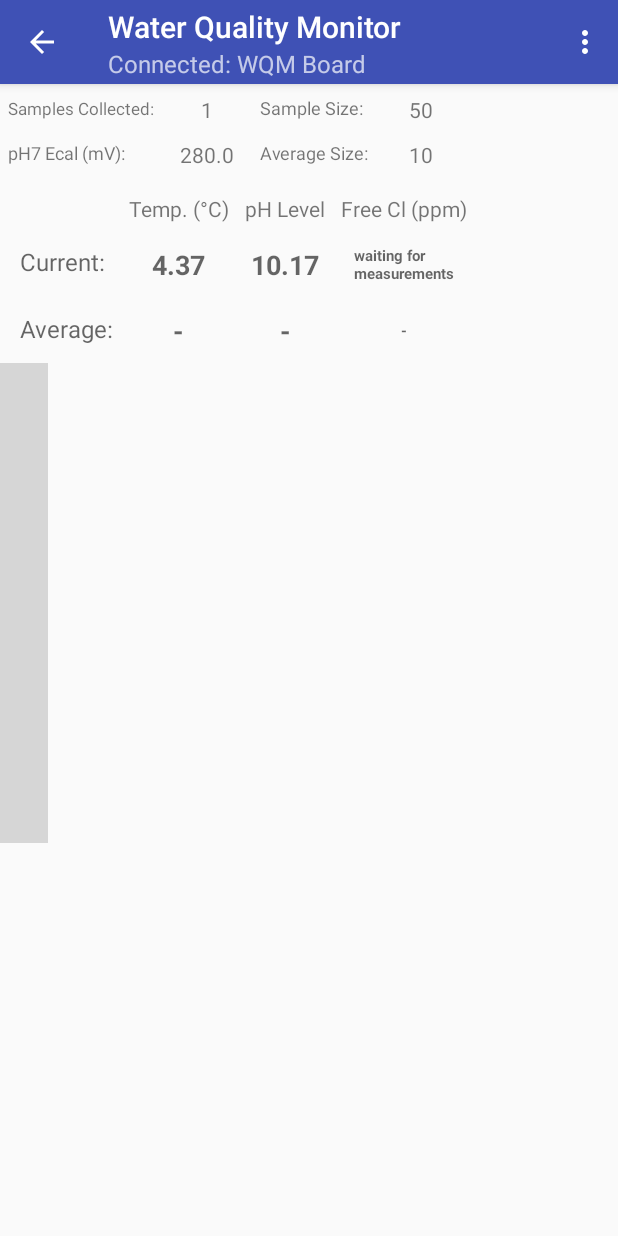
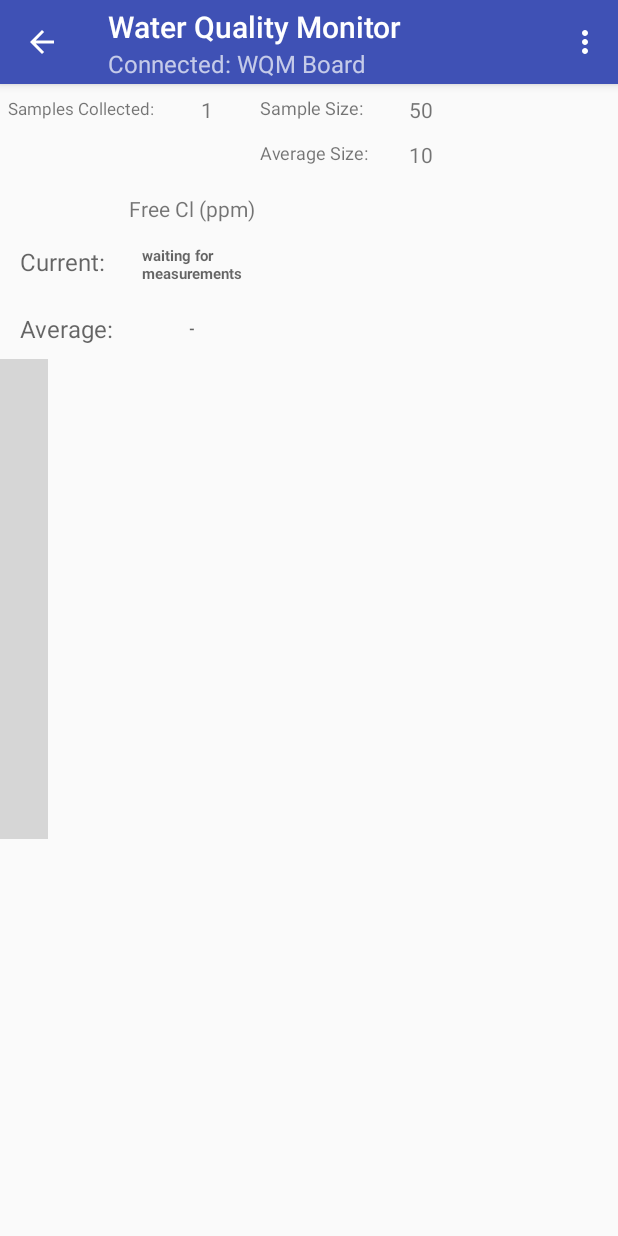
Before and after one commit to siddij3/WQMCombinedML, an Android app: the MeasurementActivity screen opened directly, with no data from a screen before it, in the options menu, after a tap on "Clear Data", on a phone screen of 412 x 824 dp. Run offline under Robolectric (Android 15) with nearby library versions, the phone set to English and light mode, and no system bars; libraries missing offline, so code that uses them is left out: com.androidplot.xy, org.apache.commons; plain views replace XYPlot; 34 statements that could not run were skipped; grey boxes are pictures that could not be loaded.

Commit message:
Feb 26 - Cl only version

```diff
--- a/app/src/main/java/ca/mcmaster/waterqualitymonitorsuite/MeasData.java
+++ b/app/src/main/java/ca/mcmaster/waterqualitymonitorsuite/MeasData.java
@@ -220,7 +220,7 @@ class MeasData {
         //Cl_Cal_lvl = level (in ppm) when f_i is 0
         //Cl_Sens = current / ppm slope
 
-        k = 0.57;
+        k = 1.0;
         f_i = i - Cl_Cal_i;
 
         result = k*(f_i/Cl_Sens) + Cl_Cal_lvl;
--- a/app/src/main/java/ca/mcmaster/waterqualitymonitorsuite/MeasurementActivity.java
+++ b/app/src/main/java/ca/mcmaster/waterqualitymonitorsuite/MeasurementActivity.java
@@ -86,6 +86,7 @@ public class MeasurementActivity extends AppCompatActivity implements
     private int activeView;
     private SharedPreferences sharedPrefs;
 
+    private boolean ValidClRecorded; //atleast one valid Cl measurement obtained since starting measurement
     private boolean calpHViewActive;
     private boolean measuring;
     private int readFails;
@@ -333,7 +334,7 @@ public class MeasurementActivity extends AppCompatActivity implements
         measPlot_Cl = (XYPlot) findViewById(R.id.measPlot_Cl);
         measPlot_Cl.getGraph().getLineLabelStyle(XYGraphWidget.Edge.LEFT).setFormat(new DecimalFormat("#.00"));
         measPlotSeries_Cl = new SimpleXYSeries("Free Cl");
-        measPlot_Cl.addSeries(measPlotSeries_Cl, new LineAndPointFormatter(Color.GREEN, null, null, null));
+        measPlot_Cl.addSeries(measPlotSeries_Cl, new LineAndPointFormatter(Color.RED, null, null, null));
 
 
         //pH7 calibrate button and click listener
@@ -769,6 +770,7 @@ public class MeasurementActivity extends AppCompatActivity implements
             }
             measuring = false;
         }
+        ValidClRecorded = false;
         setActionBarSubtitle();
     }
 
@@ -1325,16 +1327,19 @@ public class MeasurementActivity extends AppCompatActivity implements
 
     private boolean refreshDisplayValues(boolean updateAvg, double[] avg, MeasData m) {
         try {
-            boolean ClValid = (double)m.getValue(MeasData.SW_TIME) > CL_MEAS_THRESHOLD;
+            boolean CurrClValid = (double)m.getValue(MeasData.SW_TIME) > CL_MEAS_THRESHOLD;
+            if(CurrClValid){
+                ValidClRecorded = true;
+            }
             //update current values
             for (int i = 0; i < 4; i++) {
                 if(i != MeasData.CALC_CL) {
                     tvCurrentVals[i].setText(String.format(Locale.CANADA, "%.2f", (double) m.getValue(i)));
                 } else {
-                    if (ClValid) {
+                    if (CurrClValid) {
                         tvCurrentVals[i].setText(String.format(Locale.CANADA, "%.2f", (double) m.getValue(i)));
-                        tvCurrentVals[i].setTextSize(18);
-                    }else{
+                        tvCurrentVals[i].setTextSize(24);
+                    } else if (!ValidClRecorded){
                         tvCurrentVals[i].setText(getResources().getString(R.string.cl_not_valid));
                         tvCurrentVals[i].setTextSize(10);
                     }
@@ -1353,10 +1358,10 @@ public class MeasurementActivity extends AppCompatActivity implements
                     if(i != MeasData.CALC_CL) {
                         tvAvgVals[i].setText(String.format(Locale.CANADA, "%.2f", avg[i]));
                     } else {
-                        if (ClValid) {
-                            tvAvgVals[i].setText(String.format(Locale.CANADA, "%.2f", (double) m.getValue(i)));
-                            tvAvgVals[i].setTextSize(18);
-                        } else {
+                        if (CurrClValid) {
+                            tvAvgVals[i].setText(String.format(Locale.CANADA, "%.2f", (double) avg[i]));
+                            tvAvgVals[i].setTextSize(24);
+                        } else if (!ValidClRecorded) {
                             tvAvgVals[i].setText(getResources().getString(R.string.cl_not_valid));
                             tvAvgVals[i].setTextSize(10);
                         }
--- a/app/src/main/res/layout/activity_devicescan.xml
+++ b/app/src/main/res/layout/activity_devicescan.xml
@@ -15,7 +15,7 @@
         android:text="@string/btn_demo"
         app:layout_constraintBottom_toBottomOf="@+id/deviceList"
         app:layout_constraintRight_toRightOf="parent"
-        android:visibility="invisible" />
+        android:visibility="visible" />
 
     <ListView
         android:id="@+id/deviceList"
--- a/app/src/main/res/layout/activity_measurement.xml
+++ b/app/src/main/res/layout/activity_measurement.xml
@@ -72,7 +72,8 @@
             android:layout_row="1"
             android:padding="5dp"
             android:text="@string/lbl_Ecal"
-            android:textSize="12sp" />
+            android:textSize="12sp"
+            android:visibility="gone" />
 
         <TextView
             android:id="@+id/val_ecal"
@@ -83,7 +84,8 @@
             android:layout_row="1"
             android:padding="5dp"
             android:text="@string/no_val"
-            android:textAlignment="center" />
+            android:textAlignment="center"
+            android:visibility="gone" />
 
         <TextView
             android:id="@+id/lblSamples"
@@ -181,7 +183,8 @@
                     android:padding="5dp"
                     android:text="@string/lbl_temp"
                     tools:layout_editor_absoluteX="41dp"
-                    tools:layout_editor_absoluteY="141dp" />
+                    tools:layout_editor_absoluteY="141dp"
+                    android:visibility="gone" />
 
                 <TextView
                     android:id="@+id/lblPh"
@@ -191,6 +194,7 @@
                     android:layout_row="0"
                     android:padding="5dp"
                     android:text="@string/lbl_ph"
+                    android:visibility="gone"
                     tools:layout_editor_absoluteX="41dp"
                     tools:layout_editor_absoluteY="141dp" />
 
@@ -218,6 +222,7 @@
                     android:text="@string/no_val"
                     android:textAppearance="@android:style/TextAppearance.Material.Medium"
                     android:textStyle="bold"
+                    android:visibility="gone"
                     tools:layout_editor_absoluteX="41dp"
                     tools:layout_editor_absoluteY="141dp" />
 
@@ -234,6 +239,7 @@
                     android:text="@string/no_val"
                     android:textAppearance="@android:style/TextAppearance.Material.Medium"
                     android:textStyle="bold"
+                    android:visibility="gone"
                     tools:layout_editor_absoluteX="41dp"
                     tools:layout_editor_absoluteY="141dp" />
 
@@ -250,6 +256,7 @@
                     android:text="@string/no_val"
                     android:textAppearance="@android:style/TextAppearance.Material.Medium"
                     android:textStyle="bold"
+                    android:visibility="gone"
                     tools:layout_editor_absoluteX="41dp"
                     tools:layout_editor_absoluteY="141dp" />
 
@@ -282,6 +289,7 @@
                     android:text="@string/no_val"
                     android:textAppearance="@android:style/TextAppearance.Material.Medium"
                     android:textStyle="bold"
+                    android:visibility="gone"
                     tools:layout_editor_absoluteX="41dp"
                     tools:layout_editor_absoluteY="141dp" />
 
```
